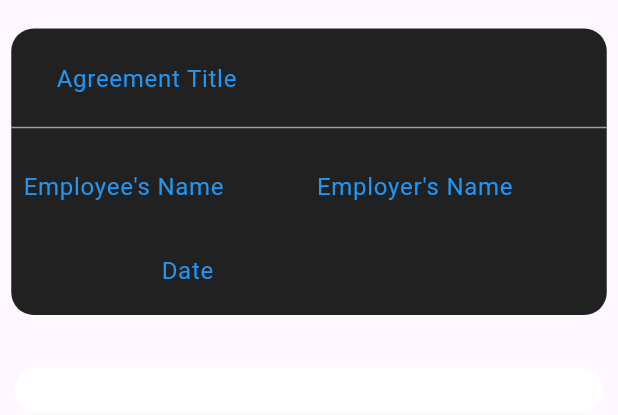
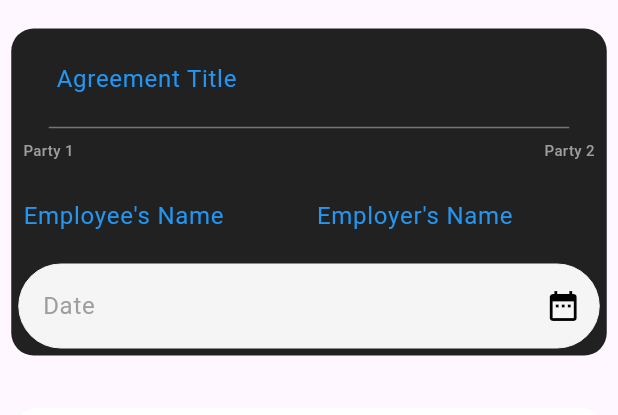
Before and after one commit to muhammadkhan38/FYP_LAM, a Flutter app: the AgreementPage screen opened directly with empty values, on a phone screen of 412 x 824 dp, the part 63-478 px from its top. Run offline on Flutter 3.47's test engine with Material 3 defaults, Android fonts, the phone set to English and light mode, and no system bars; our stand-ins replace connectivity_plus, flutter_svg, intl_phone_field, pin_code_fields, shared_preferences, signature; accounts and stored records are empty; network calls fail; project files that could hold a hidden picture were left out.

Commit message:
23,23 show single agree templeate textfield file

```diff
--- a/lib/Show_Single_Agreement.dart
+++ b/lib/Show_Single_Agreement.dart
@@ -4,8 +4,10 @@ import 'package:flutter/material.dart';
 import 'package:http/http.dart' as http;
 import 'package:signature/signature.dart';
 
+import 'CustomTextFormField.dart';
 import 'Page_40.dart';
 import 'Template/Templeate_textfiedl.dart';
+import 'Widgets/Reusable Date Picker.dart';
 
 class AgreementPage extends StatefulWidget {
   final int id;
@@ -179,7 +181,36 @@ class _AgreementPageState extends State<AgreementPage> {
                         readOnly: !isEditable,
                       ),
                     ),
-                    const Divider(color: Colors.grey, thickness: 1),
+                    Divider(
+                      color: Colors.grey.shade600,
+                      thickness: 1,
+                      indent: 25,
+                      endIndent: 25,
+                    ),
+                    const Padding(
+                      padding: EdgeInsets.only(left: 8.0, right: 8.0, bottom: 5.0),
+                      child: Row(
+                        mainAxisAlignment: MainAxisAlignment.spaceBetween,
+                        children: [
+                          Text(
+                            'Party 1',
+                            style: TextStyle(
+                              fontSize: 10,
+                              fontWeight: FontWeight.w500,
+                              color: Colors.grey,
+                            ),
+                          ),
+                          Text(
+                            'Party 2',
+                            style: TextStyle(
+                              fontSize: 10,
+                              fontWeight: FontWeight.w500,
+                              color: Colors.grey,
+                            ),
+                          ),
+                        ],
+                      ),
+                    ),
                     Padding(
                       padding: const EdgeInsets.all(8.0),
                       child: Row(
@@ -206,27 +237,18 @@ class _AgreementPageState extends State<AgreementPage> {
                         ],
                       ),
                     ),
-                    Padding(
-                      padding: const EdgeInsets.symmetric(horizontal: 100),
-                      child: CustomTextField(
-                        controller: dateController,
-                        hintText: "Date",
-                        color: Colors.white,
-                        readOnly: true,
-                        onTap: isEditable
-                            ? () => showDatePicker(
-                          context: context,
-                          initialDate: DateTime.now(),
-                          firstDate: DateTime(2000),
-                          lastDate: DateTime(2100),
-                        ).then((pickedDate) {
-                          if (pickedDate != null) {
-                            dateController.text =
-                            "${pickedDate.year}-${pickedDate.month}-${pickedDate.day}";
-                          }
-                        })
-                            : null,
-                      ),
+                    CustomTextFormField(
+                      controller: dateController,
+                      hintText: 'Date',
+                      icon: Icons.date_range,
+                      readOnly: true, // ✅ یوزر خود کچھ نہیں لکھ سکتا
+                      onTap: () => DatePickerUtil.selectDate(context, dateController), // ✅ ری یوزایبل فنکشن کال
+                      validator: (value) {
+                        if (value == null || value.isEmpty) {
+                          return 'Please select a date';
+                        }
+                        return null;
+                      },
                     ),
                     const SizedBox(height: 5),
                   ],
--- a/lib/Template/Templeate_textfiedl.dart
+++ b/lib/Template/Templeate_textfiedl.dart
@@ -8,6 +8,7 @@ class CustomTextField extends StatelessWidget {
   final bool? obsrevetext;
   final FontWeight? Fontweight;
   final int maxLines;
+  final bool enabled;
   final TextStyle? textStyle;
   final InputBorder? border;
   final TextStyle? hintStyle;
@@ -27,6 +28,7 @@ class CustomTextField extends StatelessWidget {
     this.readOnly,
     this.obsrevetext,
     this.Fontweight,
+    this.enabled=true,
   }) : super(key: key);
 
   @override
```
Also changed, not shown: lib/Page23.dart (+3 -6 lines), lib/Page24.dart (+91 -32 lines).
